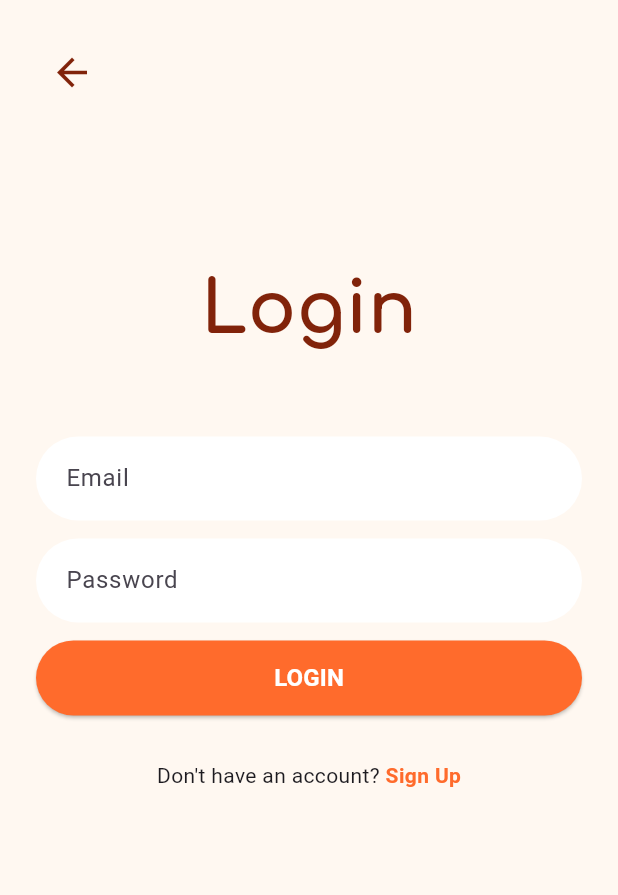
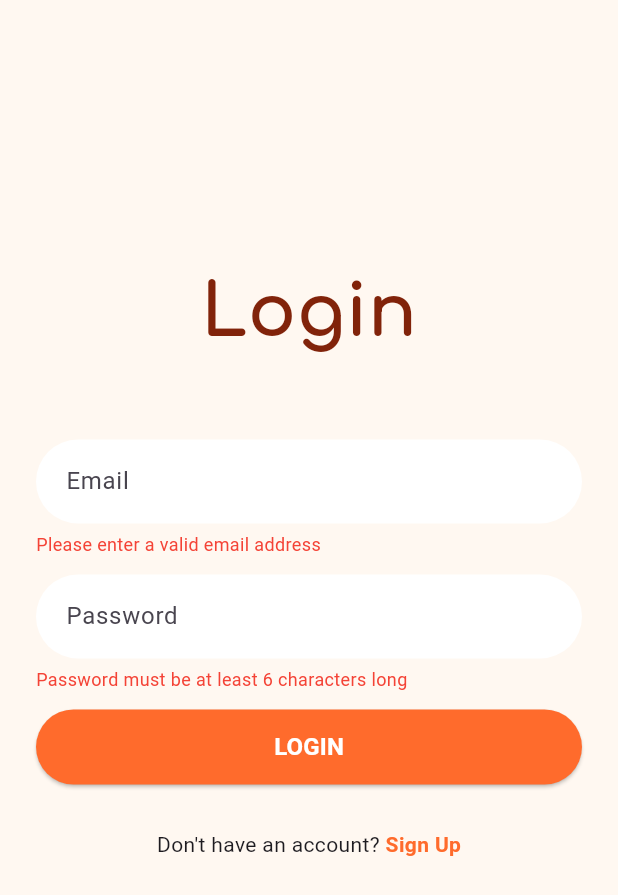
Before and after one commit to AhmedMedhat123/Food-Recipe-Moblie-App, a Flutter app: the Register screen opened directly, after a tap on "Sign In", after a tap on "LOGIN", on a phone screen of 412 x 824 dp. Shown: the top 895 px of the screen. Run offline on Flutter 3.47's test engine with Material 3 defaults, Android fonts, the phone set to English and light mode, and no system bars; our stand-ins replace firebase_auth, firebase_core; accounts and stored records are empty; network calls fail.

Commit message:
Add login functionality

```diff
--- a/lib/main.dart
+++ b/lib/main.dart
@@ -19,6 +19,6 @@ class MyApp extends StatelessWidget {
   // This widget is the root of your application.
   @override
   Widget build(BuildContext context) {
-    return MaterialApp(home: Register(), debugShowCheckedModeBanner: false);
+    return MaterialApp(home: Login(), debugShowCheckedModeBanner: false);
   }
 }
--- a/lib/pages/home.dart
+++ b/lib/pages/home.dart
@@ -84,6 +84,7 @@ class _HomeState extends State<Home> {
       appBar: AppBar(
         backgroundColor: Color(0xFFFFF8F1),
         elevation: 0,
+        automaticallyImplyLeading: false,
         title: Text(
           'Food Recipes',
           style: TextStyle(
--- a/lib/pages/login.dart
+++ b/lib/pages/login.dart
@@ -1,8 +1,79 @@
 import 'package:flutter/material.dart';
+import 'package:food_recipe_app/services/auth.dart';
 import 'package:food_recipe_app/pages/register.dart';
+import 'package:food_recipe_app/pages/home.dart';
 
-class Login extends StatelessWidget {
+class Login extends StatefulWidget {
+  @override
+  _LoginState createState() => _LoginState();
+}
+
+class _LoginState extends State<Login> {
   final _formKey = GlobalKey<FormState>();
+  final AuthService _authService = AuthService();
+
+  // Controllers for text fields
+  final TextEditingController _emailController = TextEditingController();
+  final TextEditingController _passwordController = TextEditingController();
+
+  // Error messages for each field
+  String? _emailError;
+  String? _passwordError;
+
+  Future<void> _login() async {
+    String email = _emailController.text.trim();
+    String password = _passwordController.text.trim();
+
+    // Clear previous error messages
+    setState(() {
+      _emailError = null;
+      _passwordError = null;
+    });
+
+    // Validate form and log in
+    if (_validateForm(email, password)) {
+      String? result = await _authService.loginWithEmailPassword(
+        email,
+        password,
+      );
+
+      if (result == null) {
+        // Login successful, navigate to home page
+        Navigator.pushReplacement(
+          context,
+          MaterialPageRoute(builder: (context) => Home()),
+        );
+      } else {
+        // Handle error
+        setState(() {
+          _emailError = result;
+        });
+      }
+    }
+  }
+
+  bool _validateForm(String email, String password) {
+    bool isValid = true;
+
+    if (email.isEmpty ||
+        !RegExp(
+          r"^[a-zA-Z0-9._%+-]+@[a-zA-Z0-9.-]+\.[a-zA-Z]{2,4}$",
+        ).hasMatch(email)) {
+      setState(() {
+        _emailError = 'Please enter a valid email address';
+      });
+      isValid = false;
+    }
+
+    if (password.isEmpty || password.length < 6) {
+      setState(() {
+        _passwordError = 'Password must be at least 6 characters long';
+      });
+      isValid = false;
+    }
+
+    return isValid;
+  }
 
   @override
   Widget build(BuildContext context) {
@@ -16,20 +87,9 @@ class Login extends StatelessWidget {
             child: Column(
               crossAxisAlignment: CrossAxisAlignment.start,
               children: [
-                // Back Arrow
-                IconButton(
-                  icon: Icon(
-                    Icons.arrow_back,
-                    color: Color(0xFF81230A),
-                    size: 30,
-                  ),
-                  onPressed: () {
-                    Navigator.pop(context);
-                  },
-                ),
-                SizedBox(height: 100),
+                SizedBox(height: 150),
 
-                // Register Title
+                // Login Title
                 Center(
                   child: Text(
                     "Login",
@@ -48,12 +108,21 @@ class Login extends StatelessWidget {
                   key: _formKey,
                   child: Column(
                     children: [
-                      buildTextField("Email"),
+                      buildTextField(
+                        "Email",
+                        controller: _emailController,
+                        errorText: _emailError,
+                      ),
                       SizedBox(height: 12),
-                      buildTextField("Password", isPassword: true),
+                      buildTextField(
+                        "Password",
+                        controller: _passwordController,
+                        isPassword: true,
+                        errorText: _passwordError,
+                      ),
                       SizedBox(height: 12),
 
-                      // Register Button
+                      // Login Button
                       SizedBox(
                         width: double.infinity,
                         height: 50,
@@ -64,9 +133,7 @@ class Login extends StatelessWidget {
                               borderRadius: BorderRadius.circular(30),
                             ),
                           ),
-                          onPressed: () {
-                            // Register action
-                          },
+                          onPressed: _login,
                           child: Text(
                             "LOGIN",
                             style: TextStyle(
@@ -79,7 +146,7 @@ class Login extends StatelessWidget {
                       ),
                       SizedBox(height: 30),
 
-                      // Sign In Text
+                      // Sign Up Text
                       Row(
                         mainAxisAlignment: MainAxisAlignment.center,
                         children: [
@@ -114,8 +181,17 @@ class Login extends StatelessWidget {
     );
   }
 
-  Widget buildTextField(String hint, {bool isPassword = false}) {
-    return TextFormField(
+  Widget buildTextField(
+    String hint, {
+    bool isPassword = false,
+    TextEditingController? controller,
+    String? errorText,
+  }) {
+    return Column(
+      crossAxisAlignment: CrossAxisAlignment.start,
+      children: [
+        TextFormField(
+          controller: controller,
           obscureText: isPassword,
           decoration: InputDecoration(
             hintText: hint,
@@ -127,6 +203,16 @@ class Login extends StatelessWidget {
               borderSide: BorderSide.none,
             ),
           ),
+        ),
+        if (errorText != null)
+          Padding(
+            padding: const EdgeInsets.only(top: 5),
+            child: Text(
+              errorText,
+              style: TextStyle(color: Colors.red, fontSize: 12),
+            ),
+          ),
+      ],
     );
   }
 }
--- a/lib/services/auth.dart
+++ b/lib/services/auth.dart
@@ -1,5 +1,3 @@
-// lib/services/auth.dart
-
 import 'package:firebase_auth/firebase_auth.dart';
 
 class AuthService {
@@ -43,4 +41,25 @@ class AuthService {
       return 'An error occurred. Please try again later.';
     }
   }
+
+  Future<String?> loginWithEmailPassword(String email, String password) async {
+    try {
+      UserCredential userCredential = await _auth.signInWithEmailAndPassword(
+        email: email,
+        password: password,
+      );
+
+      return null; // Login successful
+    } on FirebaseAuthException catch (e) {
+      if (e.code == 'user-not-found') {
+        return 'No user found for that email.';
+      } else if (e.code == 'wrong-password') {
+        return 'Incorrect password.';
+      } else {
+        return e.message;
+      }
+    } catch (e) {
+      return 'An error occurred. Please try again later.';
+    }
+  }
 }
```
Lines whose indentation alone changed are shown as unchanged.
